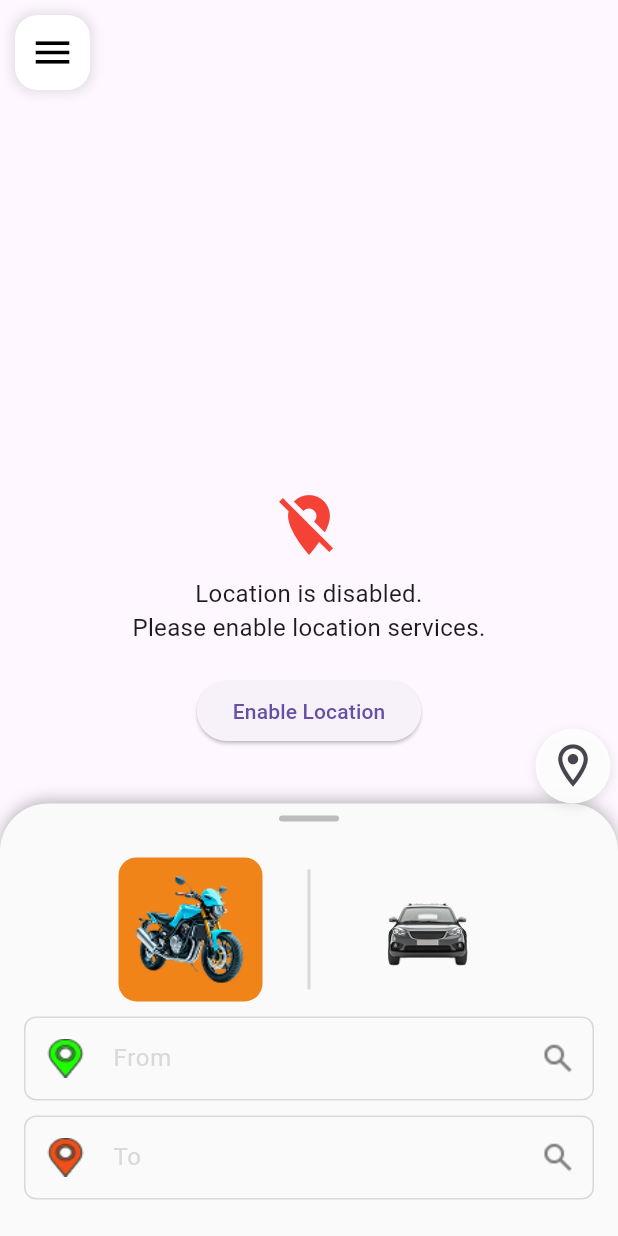
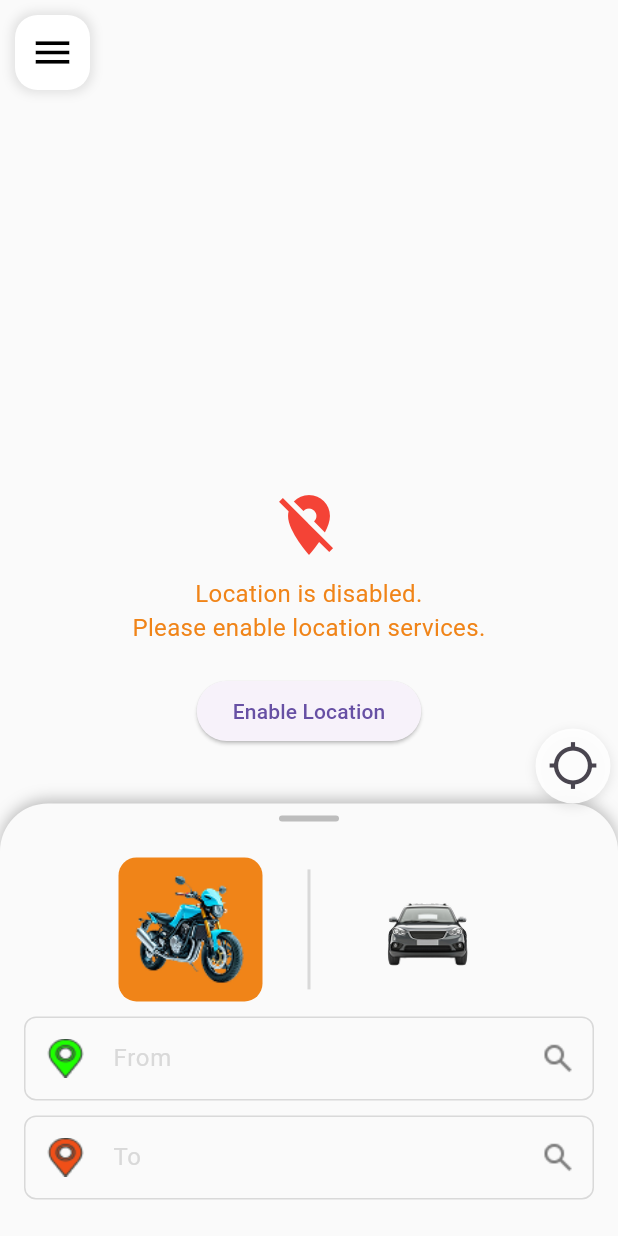
Before and after one commit to EmpAsh938/tufan_rider, a Flutter app: the screen it shows after launch, after a tap on "Login", on a phone screen of 412 x 824 dp. Run offline on Flutter 3.47's test engine with Material 3 defaults, Android fonts, the light colour scheme and no system bars; our stand-ins replace device_preview, equatable, flutter_bloc, geocoding, geolocator, get_it and 3 more; missing offline and left inert: flutter_polyline_points, imepay_merchant_sdk.

Commit message:
global theme and dummy markers for destination set

```diff
--- a/lib/app/app.dart
+++ b/lib/app/app.dart
@@ -3,6 +3,7 @@ import 'package:flutter_bloc/flutter_bloc.dart';
 import 'package:tufan_rider/app/routes/app_route.dart';
 import 'package:tufan_rider/core/cubit/theme/theme_cubit.dart';
 import 'package:tufan_rider/core/cubit/theme/theme_state.dart';
+import 'package:tufan_rider/core/themes/app_theme.dart';
 
 class MyApp extends StatelessWidget {
   const MyApp({super.key});
@@ -15,8 +16,8 @@ class MyApp extends StatelessWidget {
         builder: (context, state) {
           return MaterialApp(
             title: 'Tufan Ride Share',
-            theme: ThemeData.light(),
-            darkTheme: ThemeData.dark(),
+            theme: AppThemes.lightTheme,
+            darkTheme: AppThemes.darkTheme,
             themeMode: state.themeMode,
             initialRoute: AppRoutes.splash,
             routes: AppRoutes.getRoutes(),
--- a/lib/features/map/presentation/screens/map_screen.dart
+++ b/lib/features/map/presentation/screens/map_screen.dart
@@ -90,7 +90,6 @@ class _MapBookingScreenState extends State<MapBookingScreen> {
       });
 
       await _loadCurrentLocationMarker();
-      await _generateDummyMarkers();
 
       final GoogleMapController controller = await _controller.future;
       controller.animateCamera(
@@ -498,7 +497,7 @@ class _MapBookingScreenState extends State<MapBookingScreen> {
                       _checkAndFetchLocation();
                     },
                     iconSize: 34,
-                    icon: const Icon(Icons.location_on_outlined),
+                    icon: const Icon(Icons.location_searching_outlined),
                   ),
                 ),
               ),
@@ -520,8 +519,9 @@ class _MapBookingScreenState extends State<MapBookingScreen> {
 
                           if (_currentLocation != null &&
                               _selectedDestination != null) {
-                            _getPolyline(
-                                _currentLocation!, _selectedDestination!);
+                            // _getPolyline(
+                            //     _currentLocation!, _selectedDestination!);
+                            await _generateDummyMarkers();
                           }
 
                           setState(() {
```
